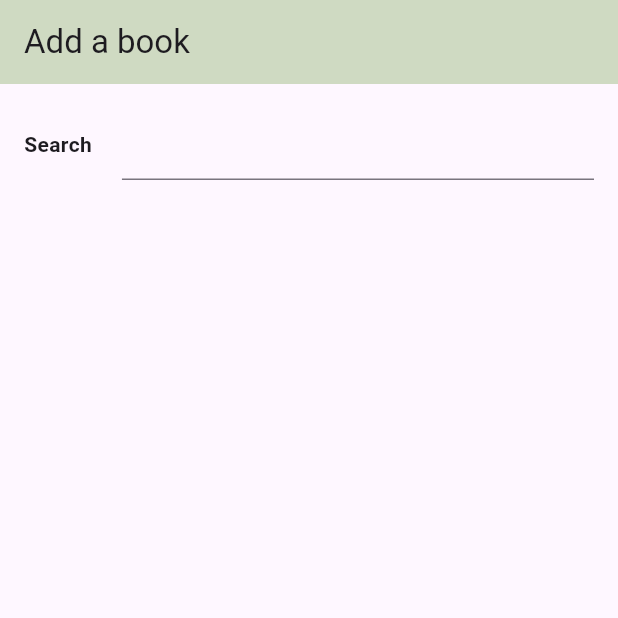
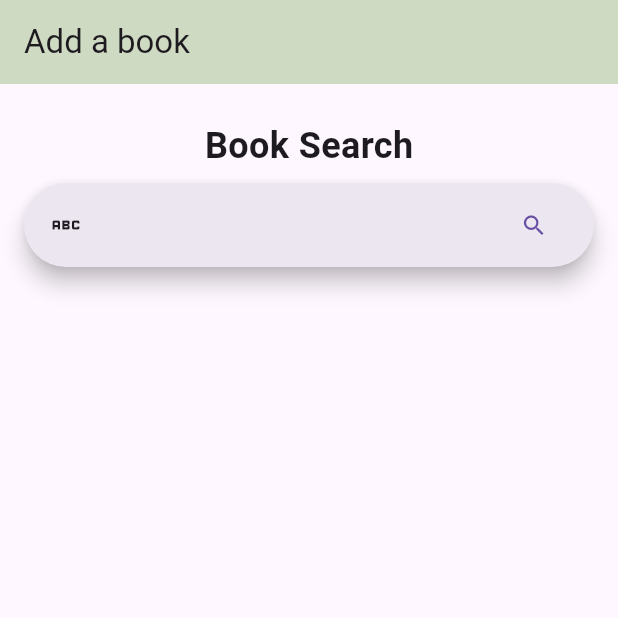
Before and after one commit to ethanp/book_track, a Flutter app: the screen it shows once a user with an empty profile is signed in, after a tap on "Sign Out", after a tap on "Add book", on a phone screen of 412 x 824 dp, the top half of it. Run offline on Flutter 3.47's test engine with Material 3 defaults, Android fonts, the phone set to English and light mode, and no system bars; our stand-ins replace fl_chart, flutter_dotenv, flutter_riverpod, riverpod_annotation, supabase_flutter; missing offline and left inert: segment_display; accounts and stored records are empty; generated files the repository leaves out were written again; network calls fail.

Commit message:
Progress on AddBookPage

```diff
--- a/lib/ui/design.dart
+++ b/lib/ui/design.dart
@@ -1,6 +1,11 @@
 import 'package:flutter/material.dart';
 
-final appBarColor = Color.lerp(Colors.lightGreen, Colors.grey[300], 0.8);
+class ColorPalette {
+  static final appBarColor =
+      Color.lerp(Colors.lightGreen, Colors.grey[300], 0.8);
+}
 
-final h1 = TextStyle(fontSize: 24, fontWeight: FontWeight.w700);
-final h2 = TextStyle(fontWeight: FontWeight.w600);
+class TextStyles {
+  static final h1 = TextStyle(fontSize: 24, fontWeight: FontWeight.w700);
+  static final h2 = TextStyle(fontWeight: FontWeight.w500);
+}
--- a/lib/ui/my_bottom_nav_bar.dart
+++ b/lib/ui/my_bottom_nav_bar.dart
@@ -1,6 +1,6 @@
 import 'package:book_track/extensions.dart';
 import 'package:book_track/riverpods.dart';
-import 'package:book_track/ui/pages/session/session_page.dart';
+import 'package:book_track/ui/pages/currently_reading/currently_reading_page.dart';
 import 'package:flutter/material.dart';
 import 'package:flutter_riverpod/flutter_riverpod.dart';
 
@@ -14,7 +14,7 @@ class BottomNavBarElement {
 class MyBottomNavBar extends ConsumerWidget {
   static final List<BottomNavBarElement> elements = [
     BottomNavBarElement(
-      page: SessionPage(),
+      page: CurrentlyReadingPage(),
       item: BottomNavigationBarItem(
         icon: Icon(Icons.book),
         label: 'Session',
--- a/lib/ui/pages/add_a_book/add_book_page.dart
+++ b/lib/ui/pages/add_a_book/add_book_page.dart
@@ -2,37 +2,58 @@ import 'package:book_track/ui/design.dart';
 import 'package:flutter/material.dart';
 
 class AddBookPage extends StatelessWidget {
-  final TextEditingController _textEditingController = TextEditingController();
-
   @override
   Widget build(BuildContext context) {
-    return MaterialApp(
-      home: Scaffold(
-        appBar: AppBar(
-          title: Text('Add a book'),
-          backgroundColor: appBarColor,
-        ),
-        body: Padding(
-          padding: const EdgeInsets.all(16),
-          child: Column(
-            children: [
-              Flexible(
-                child: Row(
-                  children: [
-                    Text('Search', style: h2),
-                    SizedBox(width: 20),
-                    Flexible(
-                      child: TextFormField(
-                        controller: _textEditingController,
-                      ),
-                    ),
-                  ],
-                ),
-              ),
-            ],
-          ),
-        ),
+    return MaterialApp(home: Scaffold(appBar: appBar(), body: body()));
+  }
+
+  PreferredSizeWidget appBar() {
+    return AppBar(
+      title: Text('Add a book'),
+      backgroundColor: ColorPalette.appBarColor,
+    );
+  }
+
+  Widget body() {
+    return Padding(
+      padding: const EdgeInsets.all(16),
+      child: Column(
+        children: [
+          bookSearchTitle(),
+          searchBar(),
+        ],
       ),
     );
   }
+
+  Widget bookSearchTitle() {
+    return Padding(
+      padding: const EdgeInsets.all(8),
+      child: Text('Book Search', style: TextStyles.h1),
+    );
+  }
+
+  Widget searchBar() {
+    return SearchAnchor(
+      builder: (context, controller) => SearchBar(
+        controller: controller,
+        onTap: () => print('tapped: ${controller.text}'),
+        leading: Padding(
+          padding: const EdgeInsets.all(8),
+          child: const Icon(Icons.abc),
+        ),
+        trailing: [searchButton(controller)],
+      ),
+      suggestionsBuilder: (context, controller) => [],
+    );
+  }
+
+  Widget searchButton(SearchController controller) {
+    return TextButton(
+      onPressed: () {
+        print('searching for: ${controller.text}');
+      },
+      child: const Icon(Icons.search),
+    );
+  }
 }
--- a/lib/ui/pages/session/book_tile.dart
+++ b/lib/ui/pages/currently_reading/book_tile.dart
@@ -1,7 +1,8 @@
 import 'package:book_track/data_model.dart';
-import 'package:book_track/ui/pages/session/reading_progress_indicator.dart';
 import 'package:book_track/ui/pages/session_start/session_start_page.dart';
 import 'package:flutter/material.dart';
+
+import 'reading_progress_indicator.dart';
 
 class BookTile extends StatelessWidget {
   const BookTile(this.book);
--- a/lib/ui/pages/session/session_page.dart
+++ b/lib/ui/pages/currently_reading/currently_reading_page.dart
@@ -10,12 +10,12 @@ import 'package:flutter_riverpod/flutter_riverpod.dart';
 import 'add_a_book_button.dart';
 import 'book_tile.dart';
 
-class SessionPage extends ConsumerWidget {
+class CurrentlyReadingPage extends ConsumerWidget {
   @override
   Widget build(BuildContext context, WidgetRef ref) {
     return Scaffold(
       appBar: AppBar(
-        title: const Text('= Book = Track ='),
+        title: const Text('Currently Reading'),
         backgroundColor: Color.lerp(Colors.lightGreen, Colors.grey[300], 0.8),
         actions: [SignOutButton()],
       ),
@@ -36,7 +36,7 @@ class SessionPage extends ConsumerWidget {
       children: [
         Text(
           'Resume reading',
-          style: h1,
+          style: TextStyles.h1,
         ),
         Expanded(child: ListView(children: books.mapL(BookTile.new))),
       ],
--- a/lib/ui/pages/session_start/progress_view.dart
+++ b/lib/ui/pages/session_start/progress_view.dart
@@ -18,7 +18,7 @@ class ProgressView extends StatelessWidget {
   Widget build(BuildContext context) {
     return Column(
       children: [
-        Text('History', style: h1),
+        Text('History', style: TextStyles.h1),
         Padding(
           padding: const EdgeInsets.all(20),
           child: SizedBox(
--- a/lib/ui/pages/session_start/session_start_page.dart
+++ b/lib/ui/pages/session_start/session_start_page.dart
@@ -15,14 +15,13 @@ class SessionStartPage extends ConsumerWidget {
   Widget build(BuildContext context, WidgetRef ref) {
     return Scaffold(
       appBar: AppBar(
-        backgroundColor: appBarColor,
+        backgroundColor: ColorPalette.appBarColor,
         title: Text(book.book.title),
       ),
       body: Column(
         children: [
+          SessionTimer(),
           ProgressView(book),
-          SizedBox(height: 75),
-          SessionTimer(),
         ],
       ),
     );
--- a/lib/ui/pages/session_start/session_timer.dart
+++ b/lib/ui/pages/session_start/session_timer.dart
@@ -6,8 +6,6 @@ import 'package:flutter_riverpod/flutter_riverpod.dart';
 import 'package:segment_display/segment_display.dart';
 
 class SessionTimer extends ConsumerStatefulWidget {
-  const SessionTimer({super.key});
-
   @override
   ConsumerState createState() => _SessionTimerState();
 }
@@ -16,10 +14,15 @@ class _SessionTimerState extends ConsumerState<SessionTimer> {
   bool get sessionInProgress => ref.watch(sessionStartTimeProvider) != null;
 
   @override
-  Widget build(BuildContext context) => Column(children: [
+  Widget build(BuildContext context) {
+    return Padding(
+      padding: const EdgeInsets.symmetric(vertical: 40),
+      child: Column(children: [
         toggleButton(),
         segmentDisplay(),
-      ]);
+      ]),
+    );
+  }
 
   Widget toggleButton() {
     final SessionStartTime read = ref.read(sessionStartTimeProvider.notifier);
```
Also changed, not shown: lib/ui/pages/currently_reading/add_a_book_button.dart (renamed from lib/ui/pages/session/add_a_book_button.dart), lib/ui/pages/currently_reading/reading_progress_indicator.dart (renamed from lib/ui/pages/session/reading_progress_indicator.dart).
